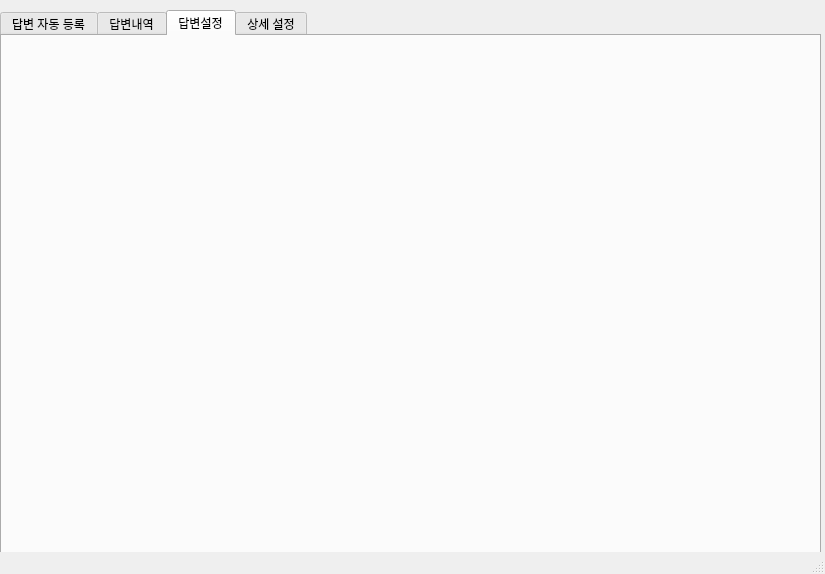
Qt form untitled_kin.ui (megalabs/naver) before a commit.
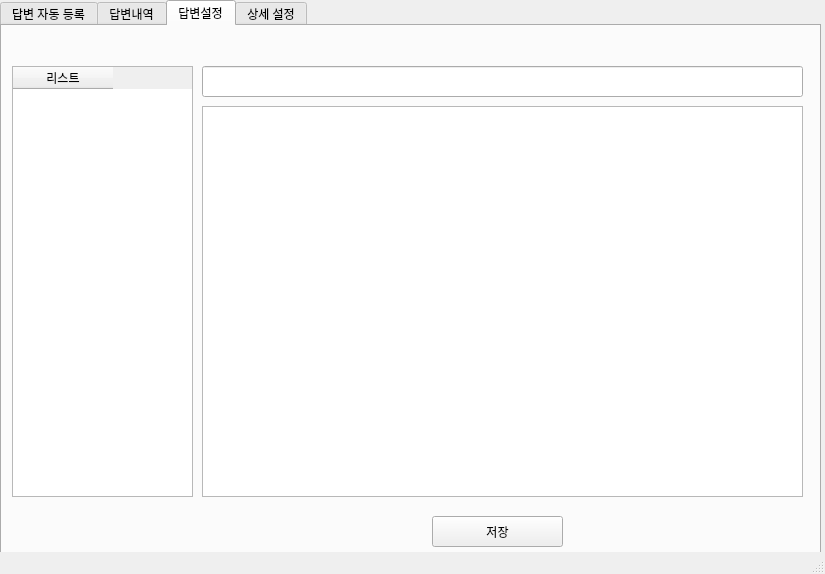
The same form after that commit. The open tabs and pages were chosen to show the change.

```diff
--- a/untitled_kin.ui
+++ b/untitled_kin.ui
@@ -18,7 +18,7 @@
     <property name="geometry">
      <rect>
       <x>0</x>
-      <y>10</y>
+      <y>0</y>
       <width>821</width>
       <height>561</height>
      </rect>
@@ -213,6 +213,54 @@
      <attribute name="title">
       <string>답변설정</string>
      </attribute>
+     <widget class="QTextEdit" name="ansText">
+      <property name="geometry">
+       <rect>
+        <x>200</x>
+        <y>80</y>
+        <width>601</width>
+        <height>391</height>
+       </rect>
+      </property>
+     </widget>
+     <widget class="QLineEdit" name="ansTitle">
+      <property name="geometry">
+       <rect>
+        <x>200</x>
+        <y>40</y>
+        <width>601</width>
+        <height>31</height>
+       </rect>
+      </property>
+     </widget>
+     <widget class="QPushButton" name="pushButton">
+      <property name="geometry">
+       <rect>
+        <x>430</x>
+        <y>490</y>
+        <width>131</width>
+        <height>31</height>
+       </rect>
+      </property>
+      <property name="text">
+       <string>저장</string>
+      </property>
+     </widget>
+     <widget class="QTableWidget" name="answerList">
+      <property name="geometry">
+       <rect>
+        <x>10</x>
+        <y>40</y>
+        <width>181</width>
+        <height>431</height>
+       </rect>
+      </property>
+      <column>
+       <property name="text">
+        <string>리스트</string>
+       </property>
+      </column>
+     </widget>
     </widget>
     <widget class="QWidget" name="tab_6">
      <attribute name="title">
```
